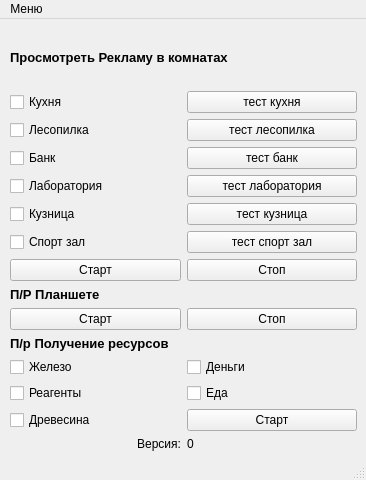
First picture: the form in clicker_zero_city/windows_ui/see.ui, repository maklai26rus/clicker, before the edit.
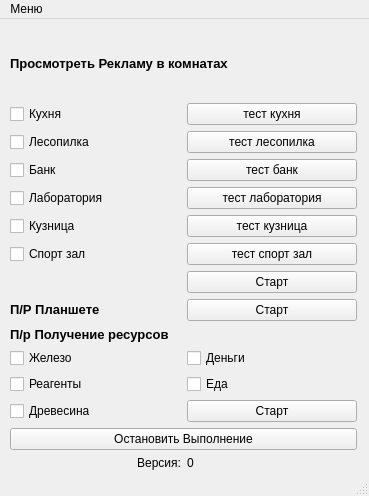
Second picture: the form after the edit.

Commit message: точка сохранения

```diff
--- a/clicker_zero_city/windows_ui/see.ui
+++ b/clicker_zero_city/windows_ui/see.ui
@@ -6,8 +6,8 @@
    <rect>
     <x>0</x>
     <y>0</y>
-    <width>366</width>
-    <height>480</height>
+    <width>369</width>
+    <height>496</height>
    </rect>
   </property>
   <property name="windowTitle">
@@ -20,7 +20,7 @@
       <x>10</x>
       <y>10</y>
       <width>347</width>
-      <height>422</height>
+      <height>441</height>
      </rect>
     </property>
     <layout class="QVBoxLayout" name="verticalLayout_2">
@@ -163,20 +163,13 @@
                </property>
               </widget>
              </item>
-             <item row="8" column="0">
-              <widget class="QPushButton" name="btn_start_rooms">
-               <property name="styleSheet">
-                <string notr="true"/>
-               </property>
-               <property name="text">
-                <string>Старт</string>
-               </property>
-              </widget>
-             </item>
              <item row="8" column="1">
-              <widget class="QPushButton" name="btn_stop_rooms">
+              <widget class="QPushButton" name="btn_start_rooms">
+               <property name="styleSheet">
+                <string notr="true"/>
+               </property>
                <property name="text">
-                <string>Стоп</string>
+                <string>Старт</string>
                </property>
               </widget>
              </item>
@@ -185,11 +178,8 @@
           </layout>
          </item>
          <item>
-          <layout class="QVBoxLayout" name="verticalLayout_6">
-           <item>
-            <layout class="QHBoxLayout" name="horizontalLayout_3"/>
-           </item>
-           <item>
+          <layout class="QGridLayout" name="gridLayout_2">
+           <item row="0" column="0">
             <widget class="QLabel" name="label_tablet">
              <property name="font">
               <font>
@@ -206,23 +196,19 @@
              </property>
             </widget>
            </item>
+           <item row="0" column="1">
+            <widget class="QPushButton" name="btn_start_tablet">
+             <property name="text">
+              <string>Старт</string>
+             </property>
+            </widget>
+           </item>
+          </layout>
+         </item>
+         <item>
+          <layout class="QVBoxLayout" name="verticalLayout_6">
            <item>
-            <layout class="QHBoxLayout" name="horizontalLayout_4">
-             <item>
-              <widget class="QPushButton" name="btn_start_tablet">
-               <property name="text">
-                <string>Старт</string>
-               </property>
-              </widget>
-             </item>
-             <item>
-              <widget class="QPushButton" name="btn_stop_tabtet">
-               <property name="text">
-                <string>Стоп</string>
-               </property>
-              </widget>
-             </item>
-            </layout>
+            <layout class="QHBoxLayout" name="horizontalLayout_4"/>
            </item>
            <item>
             <widget class="QLabel" name="label_resources">
@@ -296,6 +282,13 @@
              </item>
             </layout>
            </item>
+           <item>
+            <widget class="QPushButton" name="btn_stop_program">
+             <property name="text">
+              <string>Остановить Выполнение</string>
+             </property>
+            </widget>
+           </item>
            <item>
             <layout class="QHBoxLayout" name="horizontalLayout_5">
              <item>
@@ -331,7 +324,7 @@
     <rect>
      <x>0</x>
      <y>0</y>
-     <width>366</width>
+     <width>369</width>
      <height>21</height>
     </rect>
    </property>
```
The commit also changes 2 other files.
